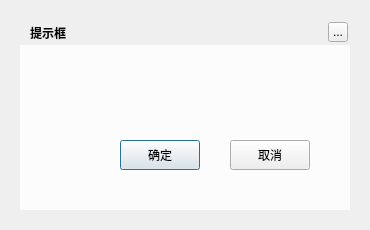
The window that ui/core-widget/musicmessagebox.ui (Greedysky/TTKMusicPlayer) describes before a commit, drawn with Qt 5.
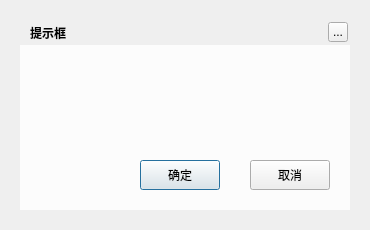
The same window after the commit. Icons and pictures are not drawn.

Commit message: update some geometry parameter[123650]

```diff
--- a/ui/core-widget/musicmessagebox.ui
+++ b/ui/core-widget/musicmessagebox.ui
@@ -77,8 +77,8 @@
   <widget class="QPushButton" name="confirmButton">
    <property name="geometry">
     <rect>
-     <x>120</x>
-     <y>140</y>
+     <x>140</x>
+     <y>160</y>
      <width>80</width>
      <height>30</height>
     </rect>
@@ -90,8 +90,8 @@
   <widget class="QPushButton" name="cancelButton">
    <property name="geometry">
     <rect>
-     <x>230</x>
-     <y>140</y>
+     <x>250</x>
+     <y>160</y>
      <width>80</width>
      <height>30</height>
     </rect>
```
